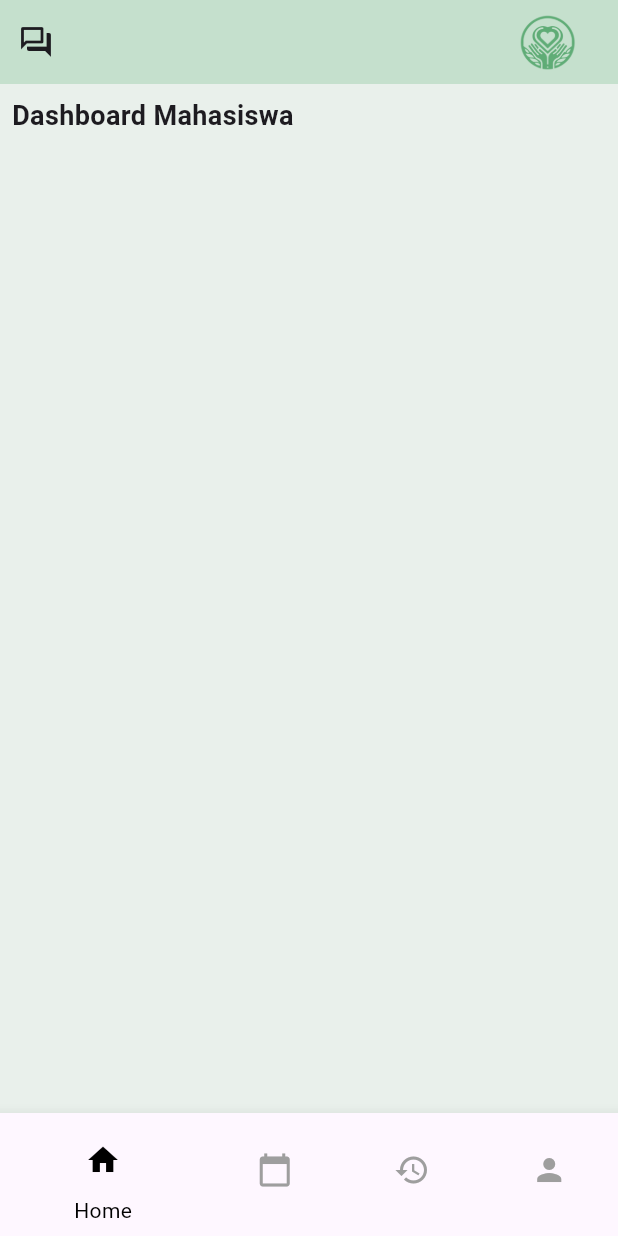
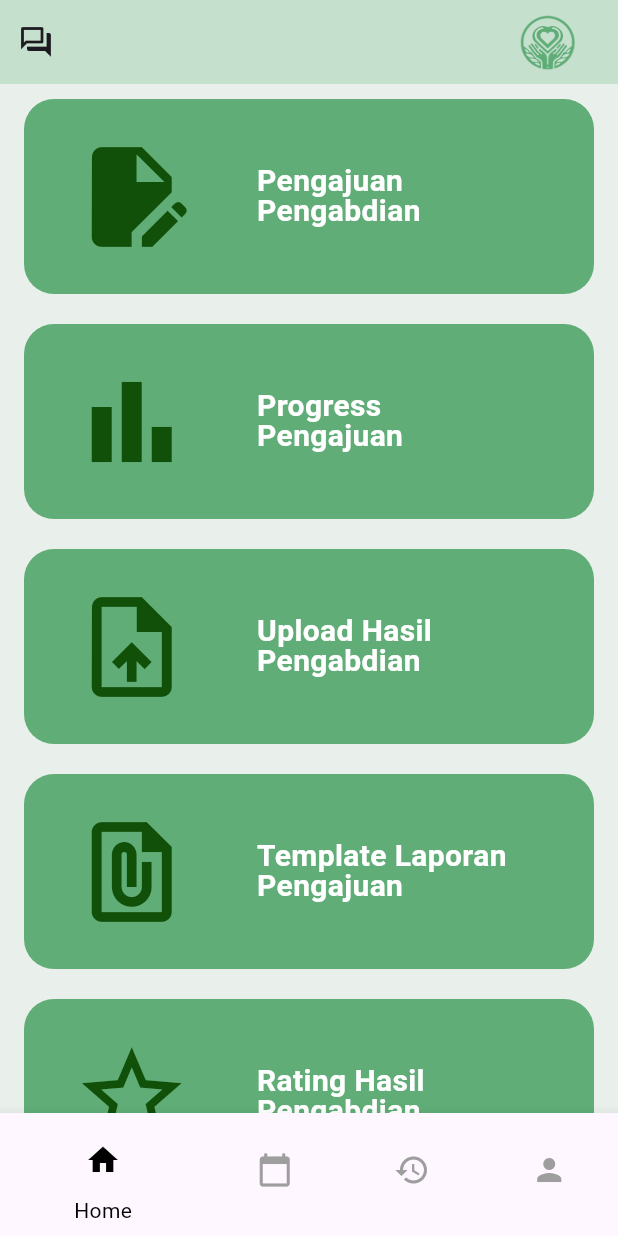
Before and after one commit to hasbyraihan/Proyek4_Aplikasi, a Flutter app: the MahasiswaDashboard screen opened directly, on a phone screen of 412 x 824 dp. Run offline on Flutter 3.47's test engine with Material 3 defaults, Android fonts, the phone set to English and light mode, and no system bars; our stand-ins replace carousel_slider, firebase_auth, firebase_core, firebase_database, firebase_storage, image_picker and 1 more; accounts and stored records are empty.

Commit message:
View Dashboard Mahasiswa

```diff
--- a/lib/Mahasiswa/MahasiwaDashboard.dart
+++ b/lib/Mahasiswa/MahasiwaDashboard.dart
@@ -1,4 +1,7 @@
 import 'package:flutter/material.dart';
+import 'package:flutter/widgets.dart';
+import 'package:flutter_helloo_world/Auth/login.dart';
+import 'package:flutter_helloo_world/Dashboard.dart';
 import 'package:flutter_helloo_world/Faq.dart';
 
 import 'package:flutter_helloo_world/Component/NavigationBar.dart'
@@ -42,18 +45,93 @@ class _MahasiswaDashboardState extends State<MahasiswaDashboard> {
         ],
       ),
       backgroundColor: Color(0xFFE9F0EB),
-      body: const Column(
-        crossAxisAlignment: CrossAxisAlignment.start,
+      body: ListView(
+        padding: EdgeInsets.symmetric(
+            horizontal: 16), // Tambahkan padding horizontal di sini
         children: [
-          Padding(
-            padding: EdgeInsets.all(8.0),
-            child: Text(
-              'Dashboard Mahasiswa',
-              style: TextStyle(
-                fontWeight: FontWeight.bold,
-                fontSize: 18.0,
-              ),
-            ),
+          CustomContainer(
+            color: Color(0xFF60AD77),
+            text: 'Pengajuan',
+            additionalText: 'Pengabdian',
+            icon: Icons.edit_document,
+            onTap: () {
+              Navigator.push(
+                context,
+                MaterialPageRoute(builder: (context) => Login()),
+              );
+            },
+          ),
+          CustomContainer(
+            color: Color(0xFF60AD77),
+            text: 'Progress',
+            additionalText: 'Pengajuan',
+            icon: Icons.bar_chart,
+            onTap: () {
+              Navigator.push(
+                context,
+                MaterialPageRoute(builder: (context) => Login()),
+              );
+            },
+          ),
+          CustomContainer(
+            color: Color(0xFF60AD77),
+            text: 'Upload Hasil',
+            additionalText: 'Pengabdian',
+            icon: Icons.upload_file,
+            onTap: () {
+              Navigator.push(
+                context,
+                MaterialPageRoute(builder: (context) => Login()),
+              );
+            },
+          ),
+          CustomContainer(
+            color: Color(0xFF60AD77),
+            text: 'Template Laporan',
+            additionalText: 'Pengajuan',
+            icon: Icons.file_present,
+            onTap: () {
+              Navigator.push(
+                context,
+                MaterialPageRoute(builder: (context) => Login()),
+              );
+            },
+          ),
+          CustomContainer(
+            color: Color(0xFF60AD77),
+            text: 'Rating Hasil',
+            additionalText: 'Pengabdian',
+            icon: Icons.star_border,
+            onTap: () {
+              Navigator.push(
+                context,
+                MaterialPageRoute(builder: (context) => Login()),
+              );
+            },
+          ),
+          CustomContainer(
+            color: Color(0xFF60AD77),
+            text: 'Informasi',
+            additionalText: 'Desa',
+            icon: Icons.other_houses,
+            onTap: () {
+              Navigator.push(
+                context,
+                MaterialPageRoute(builder: (context) => Dashboard()),
+              );
+            },
+          ),
+          CustomContainer(
+            color: Color(0xFF60AD77),
+            text: 'Contact',
+            additionalText: 'Person',
+            icon: Icons.contacts,
+            onTap: () {
+              Navigator.push(
+                context,
+                MaterialPageRoute(builder: (context) => Login()),
+              );
+            },
           ),
         ],
       ),
@@ -68,3 +146,76 @@ class _MahasiswaDashboardState extends State<MahasiswaDashboard> {
     );
   }
 }
+
+class CustomContainer extends StatelessWidget {
+  final Color color;
+  final String text;
+  final String additionalText;
+  final VoidCallback onTap;
+  final IconData icon;
+
+  const CustomContainer({
+    Key? key,
+    required this.color,
+    required this.text,
+    required this.additionalText,
+    required this.onTap,
+    required this.icon,
+  }) : super(key: key);
+
+  final double _width = 207; // Atur lebar container di sini
+  final double _height = 130; // Atur tinggi container di sini
+
+  @override
+  Widget build(BuildContext context) {
+    return GestureDetector(
+      onTap: onTap,
+      child: Container(
+        width: _width,
+        height: _height,
+        margin: EdgeInsets.symmetric(vertical: 10),
+        decoration: BoxDecoration(
+          color: color,
+          borderRadius: BorderRadius.circular(20),
+        ),
+        child: Stack(
+          children: [
+            Positioned(
+              left: _width / 4 - 20, // Posisi ikon pada 1/4 bagian dari panjang container
+              top: _height / 2 - 40, // Posisi ikon di tengah secara vertikal
+              child: Icon(
+                icon,
+                size: 80, // Atur ukuran ikon sesuai kebutuhan
+                color: Color.fromARGB(255, 16, 80, 8), // Atur warna ikon sesuai kebutuhan
+              ),
+            ),
+            Positioned(
+              left: _width * 3/4,
+              top: _height / 2 - 25,
+              child: Text(
+                text,
+                style: TextStyle(
+                  color: Colors.white,
+                  fontSize: 20,
+                  fontWeight: FontWeight.bold,
+                ),
+              ),
+            ),
+            Positioned(
+              left: _width * 3/4,
+              top: _height / 2 - 5,
+              child: Text(
+                additionalText,
+                style: TextStyle(
+                  color: Colors.white,
+                  fontSize: 20,
+                  fontWeight: FontWeight.bold,
+                ),
+              ),
+            ),
+          ],
+        ),
+      ),
+    );
+  }
+}
```
Also changed, not shown: pubspec.lock.
